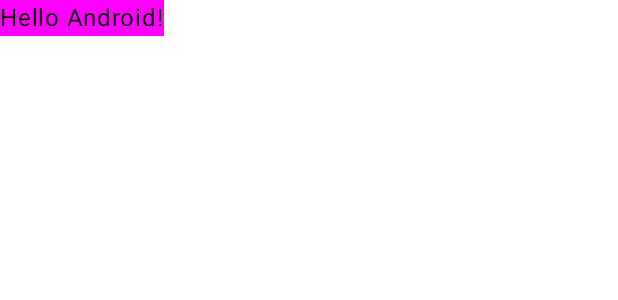
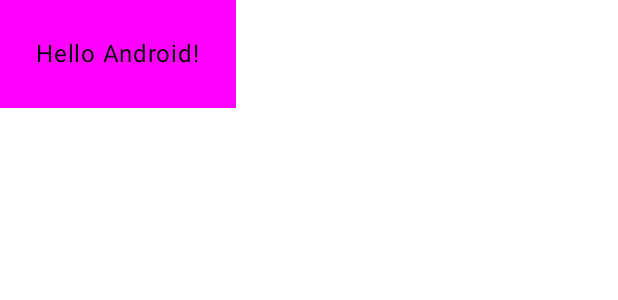
Before and after one commit to KobayashiYoh/KotlinLeaning, an Android app built with Jetpack Compose: the @Preview function GreetingPreview, on a phone screen of 412 x 824 dp. Shown: the top 300 px of the screen. Run offline under Robolectric (Android 15) with nearby library versions, the phone set to English and light mode, and no system bars.

Commit message:
feat: Greetingに余白を追加

```diff
--- a/HappyBirthday/app/src/main/java/com/example/happybirthday/MainActivity.kt
+++ b/HappyBirthday/app/src/main/java/com/example/happybirthday/MainActivity.kt
@@ -13,6 +13,7 @@ import androidx.compose.runtime.Composable
 import androidx.compose.ui.Modifier
 import androidx.compose.ui.graphics.Color
 import androidx.compose.ui.tooling.preview.Preview
+import androidx.compose.ui.unit.dp
 import com.example.happybirthday.ui.theme.HappyBirthdayTheme
 
 class MainActivity : ComponentActivity() {
@@ -33,11 +34,11 @@ class MainActivity : ComponentActivity() {
 }
 
 @Composable
-fun Greeting(name: String, modifier: Modifier = Modifier) {
+fun Greeting(name: String) {
     Surface(color = Color.Magenta) {
         Text(
             text = "Hello $name!",
-            modifier = modifier
+            modifier = Modifier.padding(24.dp)
         )
     }
 }
```
